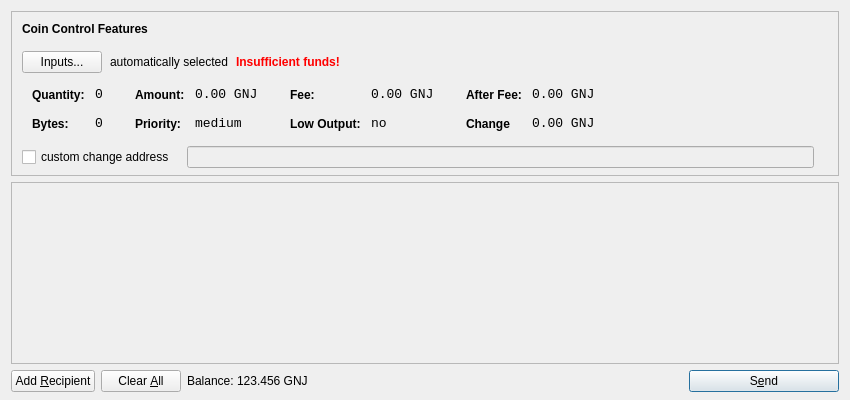
This is src/qt/forms/sendcoinsdialog.ui in borzalom/bitmox as Qt 5 draws it before an edit. The edited form follows.
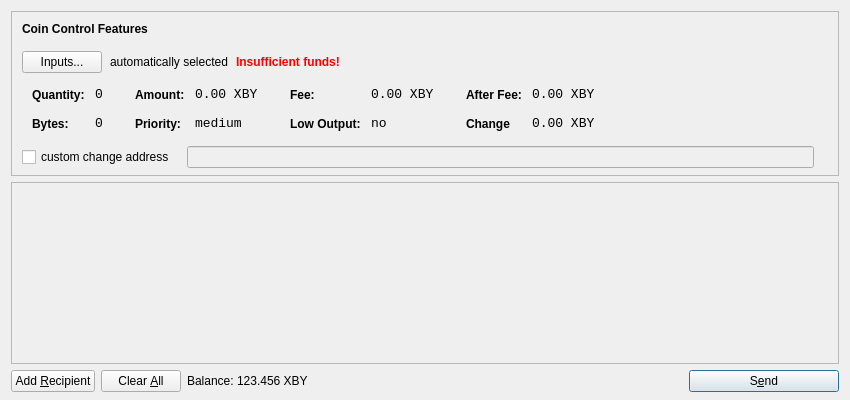
This is the edited form. Icons and pictures are not drawn.

```diff
--- a/src/qt/forms/sendcoinsdialog.ui
+++ b/src/qt/forms/sendcoinsdialog.ui
@@ -321,7 +321,7 @@
                   <enum>Qt::ActionsContextMenu</enum>
                  </property>
                  <property name="text">
-                  <string>0.00 GNJ</string>
+                  <string>0.00 XBY</string>
                  </property>
                  <property name="textInteractionFlags">
                   <set>Qt::LinksAccessibleByMouse|Qt::TextSelectableByKeyboard|Qt::TextSelectableByMouse</set>
@@ -407,7 +407,7 @@
                   <enum>Qt::ActionsContextMenu</enum>
                  </property>
                  <property name="text">
-                  <string>0.00 GNJ</string>
+                  <string>0.00 XBY</string>
                  </property>
                  <property name="textInteractionFlags">
                   <set>Qt::LinksAccessibleByMouse|Qt::TextSelectableByKeyboard|Qt::TextSelectableByMouse</set>
@@ -493,7 +493,7 @@
                   <enum>Qt::ActionsContextMenu</enum>
                  </property>
                  <property name="text">
-                  <string>0.00 GNJ</string>
+                  <string>0.00 XBY</string>
                  </property>
                  <property name="textInteractionFlags">
                   <set>Qt::LinksAccessibleByMouse|Qt::TextSelectableByKeyboard|Qt::TextSelectableByMouse</set>
@@ -525,7 +525,7 @@
                   <enum>Qt::ActionsContextMenu</enum>
                  </property>
                  <property name="text">
-                  <string>0.00 GNJ</string>
+                  <string>0.00 XBY</string>
                  </property>
                  <property name="textInteractionFlags">
                   <set>Qt::LinksAccessibleByMouse|Qt::TextSelectableByKeyboard|Qt::TextSelectableByMouse</set>
@@ -732,7 +732,7 @@
           <cursorShape>IBeamCursor</cursorShape>
          </property>
          <property name="text">
-          <string>123.456 GNJ</string>
+          <string>123.456 XBY</string>
          </property>
          <property name="textInteractionFlags">
           <set>Qt::LinksAccessibleByMouse|Qt::TextSelectableByKeyboard|Qt::TextSelectableByMouse</set>
```
